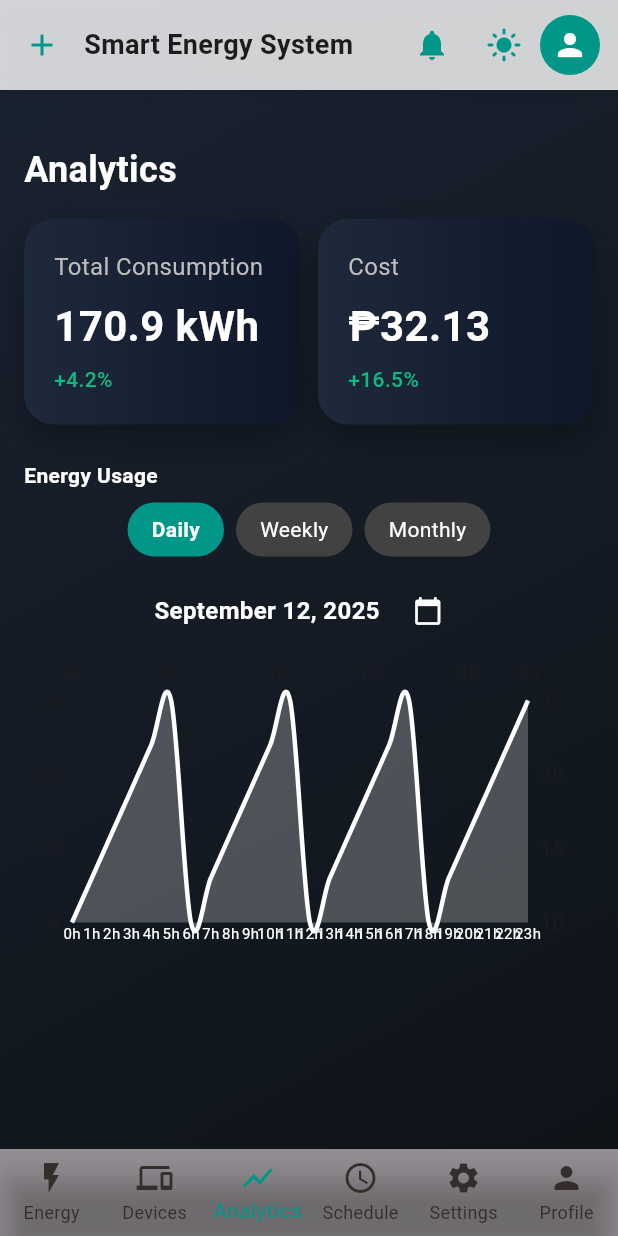
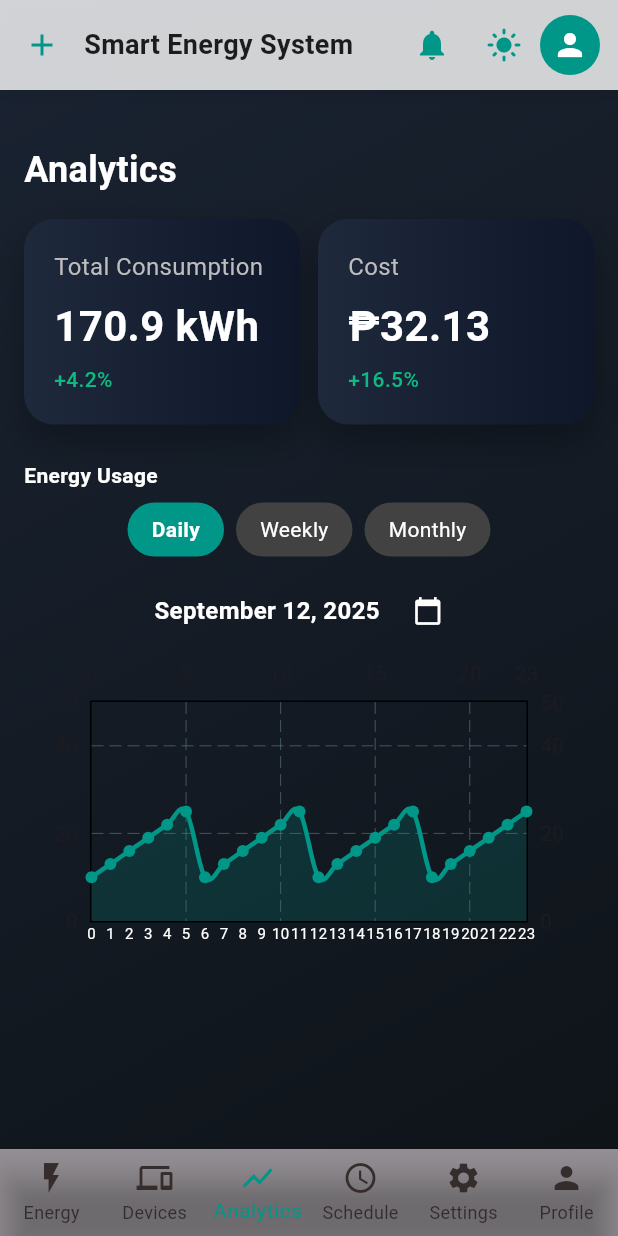
Before and after one commit to MariefeFile/Smart_Energy_System, a Flutter app: the AnalyticsScreen screen opened directly, on a phone screen of 412 x 824 dp. Run offline on Flutter 3.47's test engine with Material 3 defaults, Android fonts, the phone set to English and light mode, and no system bars; drawn by our look-alikes of fl_chart; our stand-ins replace font_awesome_flutter, google_sign_in, lottie.

Commit message:
updated graph

```diff
--- a/lib/screen/analytics.dart
+++ b/lib/screen/analytics.dart
@@ -19,21 +19,43 @@ class AnalyticsScreen extends StatefulWidget {
 class _AnalyticsScreenState extends State<AnalyticsScreen>
     with TickerProviderStateMixin {
   bool _isDarkMode = false;
-  int? _selectedDayIndex;
   EnergyRange _selectedRange = EnergyRange.daily;
+  DateTime? _selectedDateFromChart;
 
   late AnimationController _profileController;
   late Animation<Offset> _profileSlideAnimation;
   late Animation<double> _profileScaleAnimation;
   late Animation<double> _profileFadeAnimation;
 
-  // Selected month for dropdown
   int _selectedMonth = DateTime.now().month;
-
-  // --- New date selection
   DateTime _selectedDate = DateTime.now();
   DateTime _selectedWeekStart =
       DateTime.now().subtract(Duration(days: DateTime.now().weekday - 1));
+
+  static const List<String> _monthNames = [
+    'January',
+    'February',
+    'March',
+    'April',
+    'May',
+    'June',
+    'July',
+    'August',
+    'September',
+    'October',
+    'November',
+    'December'
+  ];
+
+  static const List<String> _weekDays = [
+    'Mon',
+    'Tue',
+    'Wed',
+    'Thu',
+    'Fri',
+    'Sat',
+    'Sun'
+  ];
 
   @override
   void initState() {
@@ -69,23 +91,6 @@ class _AnalyticsScreenState extends State<AnalyticsScreen>
     }
   }
 
-  // --- Month names (for daily/weekly/monthly)
-  static const List<String> _monthNames = [
-    'January',
-    'February',
-    'March',
-    'April',
-    'May',
-    'June',
-    'July',
-    'August',
-    'September',
-    'October',
-    'November',
-    'December'
-  ];
-
-  /// Header widget with date/week/month picker
   Widget _headerWidget() {
     switch (_selectedRange) {
       case EnergyRange.daily:
@@ -174,27 +179,15 @@ class _AnalyticsScreenState extends State<AnalyticsScreen>
     }
   }
 
-  /// Data for chart
   List<FlSpot> _getUsageData() {
     switch (_selectedRange) {
       case EnergyRange.daily:
-        return List.generate(
-          24,
-          (h) => FlSpot(h.toDouble(), 10 + (h % 6) * 3),
-        );
-
+        return List.generate(24, (h) => FlSpot(h.toDouble(), 10 + (h % 6) * 3));
       case EnergyRange.weekly:
-        return List.generate(
-          7,
-          (d) => FlSpot(d.toDouble(), 20 + (d % 3) * 5),
-        );
-
+        return List.generate(7, (d) => FlSpot(d.toDouble(), 20 + (d % 3) * 5));
       case EnergyRange.monthly:
         final daysInMonth = DateTime(DateTime.now().year, _selectedMonth + 1, 0).day;
-        return List.generate(
-          daysInMonth,
-          (i) => FlSpot((i + 1).toDouble(), 30 + (i % 5) * 4),
-        );
+        return List.generate(daysInMonth, (i) => FlSpot((i + 1).toDouble(), 30 + (i % 5) * 4));
     }
   }
 
@@ -232,7 +225,6 @@ class _AnalyticsScreenState extends State<AnalyticsScreen>
     );
   }
 
-  // --- Keep the rest of your original code (build, summaryCard, breakdownTile, lineChart, etc.) untouched
   @override
   Widget build(BuildContext context) {
     double totalUsage = connectedDevices.fold(0, (sum, d) => sum + d.usage);
@@ -255,10 +247,10 @@ class _AnalyticsScreenState extends State<AnalyticsScreen>
                 child: Container(
                   height: 60,
                   decoration: BoxDecoration(
-                    color: Colors.white.withValues(alpha: 0.8),
+                    color: Colors.white.withOpacity(0.8),
                     boxShadow: [
                       BoxShadow(
-                        color: Colors.black.withValues(alpha: 0.1),
+                        color: Colors.black.withOpacity(0.1),
                         blurRadius: 10,
                         offset: const Offset(0, 2),
                       ),
@@ -280,17 +272,12 @@ class _AnalyticsScreenState extends State<AnalyticsScreen>
                         ),
                       ),
                       IconButton(
-                        icon:
-                            const Icon(Icons.notifications, color: Colors.teal),
+                        icon: const Icon(Icons.notifications, color: Colors.teal),
                         onPressed: () {},
                       ),
                       IconButton(
-                        icon: Icon(
-                          _isDarkMode ? Icons.dark_mode : Icons.light_mode,
-                          color: Colors.teal,
-                        ),
-                        onPressed: () =>
-                            setState(() => _isDarkMode = !_isDarkMode),
+                        icon: Icon(_isDarkMode ? Icons.dark_mode : Icons.light_mode, color: Colors.teal),
+                        onPressed: () => setState(() => _isDarkMode = !_isDarkMode),
                       ),
                       GestureDetector(
                         onTap: _toggleProfile,
@@ -361,9 +348,11 @@ class _AnalyticsScreenState extends State<AnalyticsScreen>
                         ],
                       ),
                       const SizedBox(height: 24),
-                      if (_selectedDayIndex != null) ...[
+                      // Connected devices breakdown dynamically updated
+                      if (_selectedDateFromChart != null) ...[
                         Text(
-                          'Devices on ${['Mon', 'Tue', 'Wed', 'Thu', 'Fri', 'Sat', 'Sun'][_selectedDayIndex! % 7]}',
+                          'Devices on ${_monthNames[_selectedDateFromChart!.month - 1]} '
+                          '${_selectedDateFromChart!.day}, ${_selectedDateFromChart!.year}',
                           style: const TextStyle(
                             fontWeight: FontWeight.bold,
                             color: Colors.white,
@@ -372,11 +361,19 @@ class _AnalyticsScreenState extends State<AnalyticsScreen>
                         const SizedBox(height: 12),
                         Column(
                           children: connectedDevices.map((device) {
-                            double adjustedUsage =
-                                device.usage * (0.6 + (_selectedDayIndex! * 0.1));
-                            double percent = totalUsage == 0
-                                ? 0
-                                : adjustedUsage / totalUsage;
+                            double adjustedUsage = device.usage;
+                            if (_selectedRange == EnergyRange.weekly) {
+                              int dayIndex = _selectedDateFromChart!.difference(_selectedWeekStart).inDays;
+                              adjustedUsage *= (0.6 + (dayIndex * 0.1));
+                            } else if (_selectedRange == EnergyRange.monthly) {
+                              int dayIndex = _selectedDateFromChart!.day - 1;
+                              adjustedUsage *= (0.5 + (dayIndex * 0.05));
+                            } else if (_selectedRange == EnergyRange.daily) {
+                              int hour = _selectedDateFromChart!.hour;
+                              adjustedUsage *= (0.5 + (hour * 0.05));
+                            }
+                            double totalForSelected = connectedDevices.fold(0, (sum, d) => sum + d.usage);
+                            double percent = totalForSelected == 0 ? 0 : adjustedUsage / totalForSelected;
 
                             return breakdownTile(
                               device.icon,
@@ -393,6 +390,7 @@ class _AnalyticsScreenState extends State<AnalyticsScreen>
               ),
             ],
           ),
+          // Profile popup unchanged
           Positioned(
             top: 70,
             right: 12,
@@ -437,8 +435,7 @@ class _AnalyticsScreenState extends State<AnalyticsScreen>
                         const CircleAvatar(
                           radius: 30,
                           backgroundColor: Colors.teal,
-                          child:
-                              Icon(Icons.person, size: 30, color: Colors.white),
+                          child: Icon(Icons.person, size: 30, color: Colors.white),
                         ),
                         const SizedBox(height: 12),
                         const Text(
@@ -457,8 +454,7 @@ class _AnalyticsScreenState extends State<AnalyticsScreen>
                         InkWell(
                           onTap: () async {
                             _profileController.reverse();
-                            await Future.delayed(
-                                const Duration(milliseconds: 300));
+                            await Future.delayed(const Duration(milliseconds: 300));
                             if (!mounted) return;
                             Navigator.push(
                               context,
@@ -497,7 +493,7 @@ class _AnalyticsScreenState extends State<AnalyticsScreen>
         type: BottomNavigationBarType.fixed,
         selectedItemColor: Colors.teal,
         unselectedItemColor: const Color.fromARGB(255, 53, 44, 44),
-        backgroundColor: Colors.black.withValues(alpha: 0.4),
+        backgroundColor: Colors.black.withOpacity(0.4),
         currentIndex: 2,
         onTap: (index) {
           if (index == 2) return;
@@ -543,11 +539,10 @@ class _AnalyticsScreenState extends State<AnalyticsScreen>
       padding: const EdgeInsets.all(20),
       decoration: BoxDecoration(
         borderRadius: BorderRadius.circular(20),
-        gradient:
-            const LinearGradient(colors: [Color(0xFF1e293b), Color(0xFF0f172a)]),
+        gradient: const LinearGradient(colors: [Color(0xFF1e293b), Color(0xFF0f172a)]),
         boxShadow: [
           BoxShadow(
-            color: Colors.black.withValues(alpha: 0.3),
+            color: Colors.black.withOpacity(0.3),
             blurRadius: 20,
             offset: const Offset(0, 10),
           ),
@@ -556,32 +551,19 @@ class _AnalyticsScreenState extends State<AnalyticsScreen>
       child: Column(
         crossAxisAlignment: CrossAxisAlignment.start,
         children: [
-          Text(
-            title,
+          Text(title,
               style: TextStyle(
                   fontSize: 16,
                   color: Colors.grey[400],
-              fontWeight: FontWeight.w400,
-            ),
-          ),
+                  fontWeight: FontWeight.w400)),
           const SizedBox(height: 8),
-          Text(
-            value,
+          Text(value,
               style: const TextStyle(
-              fontSize: 28,
-              fontWeight: FontWeight.w600,
-              color: Colors.white,
-            ),
-          ),
+                  fontSize: 28, fontWeight: FontWeight.w600, color: Colors.white)),
           const SizedBox(height: 6),
-          Text(
-            change,
+          Text(change,
               style: const TextStyle(
-              fontSize: 14,
-              color: Color(0xFF10b981),
-              fontWeight: FontWeight.w500,
-            ),
-          ),
+                  fontSize: 14, color: Color(0xFF10b981), fontWeight: FontWeight.w500)),
         ],
       ),
     );
@@ -593,11 +575,10 @@ class _AnalyticsScreenState extends State<AnalyticsScreen>
       padding: const EdgeInsets.all(16),
       decoration: BoxDecoration(
         borderRadius: BorderRadius.circular(20),
-        gradient:
-            const LinearGradient(colors: [Color(0xFF1e293b), Color(0xFF0f172a)]),
+        gradient: const LinearGradient(colors: [Color(0xFF1e293b), Color(0xFF0f172a)]),
         boxShadow: [
           BoxShadow(
-            color: Colors.black.withValues(alpha: 0.3),
+            color: Colors.black.withOpacity(0.3),
             blurRadius: 15,
             offset: const Offset(0, 6),
           ),
@@ -619,107 +600,146 @@ class _AnalyticsScreenState extends State<AnalyticsScreen>
             child: Column(
               crossAxisAlignment: CrossAxisAlignment.start,
               children: [
-                Text(
-                  label,
+                Text(label,
                     style: const TextStyle(
-                      fontWeight: FontWeight.bold, color: Colors.white),
-                ),
+                        fontWeight: FontWeight.bold, color: Colors.white)),
                 const SizedBox(height: 6),
                 LinearProgressIndicator(
                   value: percent,
                   color: const Color(0xFF10b981),
-                  backgroundColor: Colors.white.withValues(alpha: 0.2),
+                  backgroundColor: Colors.grey[800],
+                  minHeight: 6,
                 ),
               ],
             ),
           ),
-          const SizedBox(width: 16),
-          Text(
-            value,
-            style:
-                const TextStyle(color: Colors.white, fontWeight: FontWeight.w500),
-          ),
+          const SizedBox(width: 12),
+          Text(value,
+              style: const TextStyle(fontWeight: FontWeight.bold, color: Colors.white)),
         ],
       ),
     );
   }
 
   Widget lineChart() {
-    final data = _getUsageData();
+    final spots = _getUsageData();
+
+    double minX = 0;
+    double maxX = spots.length.toDouble() - 1;
+
+    if (_selectedRange == EnergyRange.monthly) {
+      minX = 1;
+      maxX = spots.length.toDouble();
+    } else if (_selectedRange == EnergyRange.daily) {
+      minX = 0;
+      maxX = 23;
+    } else if (_selectedRange == EnergyRange.weekly) {
+      minX = 0;
+      maxX = 6;
+    }
+
     return LineChart(
       LineChartData(
-        lineTouchData: LineTouchData(
-          handleBuiltInTouches: true,
-          touchCallback: (FlTouchEvent event, LineTouchResponse? response) {
-            if (!event.isInterestedForInteractions ||
-                response == null ||
-                response.lineBarSpots == null) return;
-            setState(() {
-              _selectedDayIndex = response.lineBarSpots!.first.x.toInt();
-            });
-          },
-        ),
+        minX: minX,
+        maxX: maxX,
+        minY: 0,
+        maxY: 50,
         titlesData: FlTitlesData(
-          leftTitles: AxisTitles(
-            sideTitles: SideTitles(showTitles: true, reservedSize: 32),
-          ),
           bottomTitles: AxisTitles(
             sideTitles: SideTitles(
               showTitles: true,
               interval: 1,
-              getTitlesWidget: (value, meta) {
-                if (_selectedRange == EnergyRange.daily) {
-                  return value % 1 == 0 && value >= 0 && value <= 23
-                      ? Text('${value.toInt()}h',
-                          style: const TextStyle(
-                              fontSize: 10, color: Colors.white))
-                      : const SizedBox.shrink();
+              getTitlesWidget: (value, _) {
+                if (_selectedRange == EnergyRange.weekly) {
+                  int idx = value.toInt();
+                  if (idx >= 0 && idx < 7) {
+                    return Text(
+                      _weekDays[idx],
+                      style: const TextStyle(color: Colors.white, fontSize: 12),
+                    );
                   }
-                if (_selectedRange == EnergyRange.weekly) {
-                  const days = [
-                    'Mon',
-                    'Tue',
-                    'Wed',
-                    'Thu',
-                    'Fri',
-                    'Sat',
-                    'Sun'
-                  ];
-                  final i = value.toInt();
-                  return i >= 0 && i < days.length
-                      ? Text(days[i],
-                          style: const TextStyle(
-                              fontSize: 10, color: Colors.white))
-                      : const SizedBox.shrink();
+                } else if (_selectedRange == EnergyRange.monthly) {
+                  int day = value.toInt();
+                  if (day >= 1 && day <= spots.length) {
+                    return Text(
+                      day.toString(),
+                      style: const TextStyle(color: Colors.white, fontSize: 10),
+                    );
                   }
-                // Monthly labels
-                // Monthly labels
-final int day = value.toInt();
-final lastDay =
-    DateTime(DateTime.now().year, _selectedMonth + 1, 0).day;
-if (day >= 1 && day <= lastDay) {
-  return Text('$day',
-      style: const TextStyle(fontSize: 10, color: Colors.white));
+                } else {
+                  int hour = value.toInt();
+                  if (hour >= 0 && hour <= 23) {
+                    return Text(
+                      hour.toString(),
+                      style: const TextStyle(color: Colors.white, fontSize: 10),
+                    );
                   }
-return const SizedBox.shrink();
-
+                }
+                return const SizedBox();
               },
             ),
           ),
         ),
-        gridData: FlGridData(show: false),
-        borderData: FlBorderData(show: false),
         lineBarsData: [
           LineChartBarData(
-            spots: data,
+            spots: spots,
             isCurved: true,
-            color: Colors.white,
+            color: Colors.teal,
             barWidth: 3,
-            dotData: FlDotData(show: false),
-            belowBarData:
-                BarAreaData(show: true, color: Colors.white.withValues(alpha: 0.25)),
+            belowBarData: BarAreaData(
+              show: true,
+              color: Colors.teal.withOpacity(0.2),
+            ),
+            dotData: FlDotData(show: true),
           ),
         ],
+        lineTouchData: LineTouchData(
+          handleBuiltInTouches: true,
+          touchTooltipData: LineTouchTooltipData(
+            tooltipBgColor: Colors.teal,
+            getTooltipItems: (touchedSpots) {
+              return touchedSpots.map((touchedSpot) {
+                String label = '';
+                switch (_selectedRange) {
+                  case EnergyRange.daily:
+                    label = '${touchedSpot.x.toInt()}:00';
+                    break;
+                  case EnergyRange.weekly:
+                    DateTime date =
+                        _selectedWeekStart.add(Duration(days: touchedSpot.x.toInt()));
+                    label =
+                        '${_weekDays[date.weekday - 1]}, ${_monthNames[date.month - 1]} ${date.day}';
+                    break;
+                  case EnergyRange.monthly:
+                    DateTime date =
+                        DateTime(DateTime.now().year, _selectedMonth, touchedSpot.x.toInt());
+                    label = '${_monthNames[date.month - 1]} ${date.day}';
+                    break;
+                }
+                return LineTooltipItem(label, const TextStyle(color: Colors.white));
+              }).toList();
+            },
+          ),
+          touchCallback: (event, response) {
+            if (!event.isInterestedForInteractions ||
+                response == null ||
+                response.lineBarSpots == null) return;
+
+            setState(() {
+              final spot = response.lineBarSpots!.first;
+              if (_selectedRange == EnergyRange.monthly) {
+                _selectedDateFromChart =
+                    DateTime(DateTime.now().year, _selectedMonth, spot.x.toInt());
+              } else if (_selectedRange == EnergyRange.weekly) {
+                _selectedDateFromChart =
+                    _selectedWeekStart.add(Duration(days: spot.x.toInt()));
+              } else {
+                _selectedDateFromChart = DateTime(
+                    _selectedDate.year, _selectedDate.month, _selectedDate.day, spot.x.toInt());
+              }
+            });
+          },
+        ),
       ),
     );
   }
--- a/lib/screen/connected_devices.dart
+++ b/lib/screen/connected_devices.dart
@@ -72,4 +72,5 @@ List<ConnectedDevice> connectedDevices = [
       status: "Off",
       usage: 18.6,
       percent: 0.14),
+
 ];
```
Lines whose indentation alone changed are shown as unchanged.
